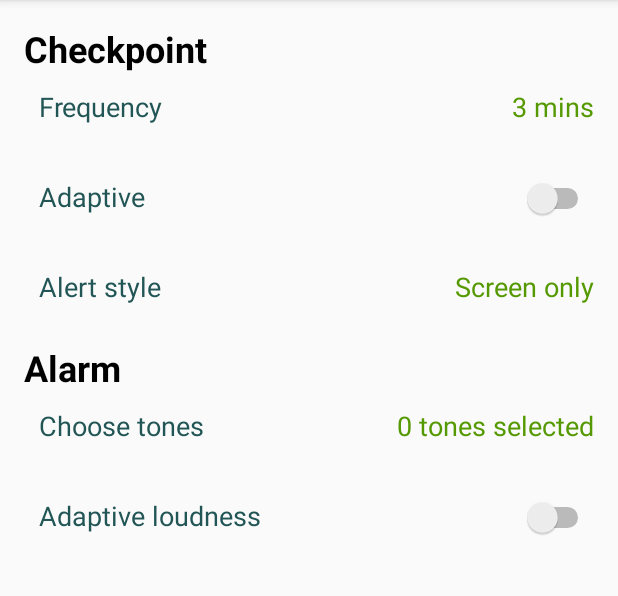
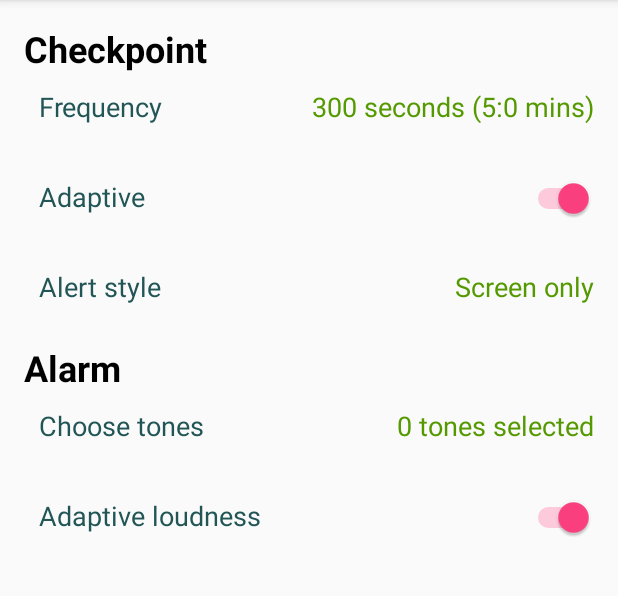
Before and after one commit to thammaknot/drivesafe, an Android app: the SettingsActivity screen opened directly, with no data from a screen before it, on a phone screen of 412 x 824 dp, the part 84-680 px from its top. Run offline under Robolectric (Android 15) with nearby library versions, the phone set to English and light mode, and no system bars.

Commit message:
all settings saving done

```diff
--- a/app/src/main/java/com/knottycode/drivesafe/SettingsActivity.java
+++ b/app/src/main/java/com/knottycode/drivesafe/SettingsActivity.java
@@ -9,7 +9,9 @@ import android.media.MediaPlayer;
 import android.os.Bundle;
 import android.support.v7.app.AppCompatActivity;
 import android.util.Log;
+import android.view.MotionEvent;
 import android.view.View;
+import android.widget.CompoundButton;
 import android.widget.Switch;
 import android.widget.TextView;
 
@@ -19,12 +21,14 @@ import java.util.HashSet;
 import java.util.List;
 import java.util.Set;
 
+import static com.knottycode.drivesafe.R.id.adaptiveCheckpointFrequencySwitch;
 import static com.knottycode.drivesafe.R.id.alarmTones;
 
 public class SettingsActivity extends AppCompatActivity implements View.OnClickListener {
 
     private static final String TAG = "SettingsActivity";
     private static final int DEFAULT_CHECKPOINT_FREQUENCY_SECONDS = 300;
+    private static final String DEFAULT_ALERT_STYLE = "Screen only";
     private SharedPreferences prefs;
 
     private MediaPlayer mediaPlayer;
@@ -36,13 +40,64 @@ public class SettingsActivity extends AppCompatActivity implements View.OnClickL
         mediaPlayer = new MediaPlayer();
         prefs = getSharedPreferences(getString(R.string.preference_file_key), Context.MODE_PRIVATE);
         displayCurrentPreferences();
+
+        Switch adaptiveCheckpointFrequencySwitch = (Switch) findViewById(R.id.adaptiveCheckpointFrequencySwitch);
+        adaptiveCheckpointFrequencySwitch.setOnCheckedChangeListener(new CompoundButton.OnCheckedChangeListener() {
+            @Override
+            public void onCheckedChanged(CompoundButton b, boolean checked) {
+                SharedPreferences.Editor editor = prefs.edit();
+                editor.putBoolean(getString(R.string.adaptive_checkpoint_frequency_key), checked);
+                editor.commit();
+            }
+        });
+
+        Switch adaptiveLoudnessSwitch = (Switch) findViewById(R.id.adaptiveLoudnessSwitch);
+        adaptiveLoudnessSwitch.setOnCheckedChangeListener(new CompoundButton.OnCheckedChangeListener() {
+            @Override
+            public void onCheckedChanged(CompoundButton b, boolean checked) {
+                SharedPreferences.Editor editor = prefs.edit();
+                editor.putBoolean(getString(R.string.adaptive_loudness_key), checked);
+                editor.commit();
+            }
+        });
     }
 
     private void displayCurrentPreferences() {
+        Switch adaptiveCheckpointFrequencySwitch = (Switch) findViewById(R.id.adaptiveCheckpointFrequencySwitch);
+        adaptiveCheckpointFrequencySwitch.setChecked(
+                prefs.getBoolean(getString(R.string.adaptive_checkpoint_frequency_key), true));
+
+        Switch adaptiveLoudnessSwitch = (Switch) findViewById(R.id.adaptiveLoudnessSwitch);
+        adaptiveLoudnessSwitch.setChecked(
+                prefs.getBoolean(getString(R.string.adaptive_loudness_key), true));
+
+        TextView checkpointFrequencyTextview = (TextView) findViewById(R.id.checkpointFrequencyValue);
+        checkpointFrequencyTextview.setText(
+                getCheckpointFrequencyText(prefs.getInt(getString(R.string.checkpoint_frequency_key),
+                        DEFAULT_CHECKPOINT_FREQUENCY_SECONDS)));
+
+        TextView alertStyleTextView = (TextView) findViewById(R.id.alertStyleValue);
+        alertStyleTextView.setText(prefs.getString(getString(R.string.alert_style_key),
+                DEFAULT_ALERT_STYLE));
+
+        TextView alarmTonesValueTextView = (TextView) findViewById(R.id.alarmTonesValue);
         Set<String> savedTones = prefs.getStringSet(getString(R.string.alarm_tones_key),
                 new HashSet<String>());
-        TextView alarmTonesValueTextView = (TextView) findViewById(R.id.alarmTonesValue);
-        alarmTonesValueTextView.setText(savedTones.size() + " tones selected");
+        alarmTonesValueTextView.setText(getSelectedTonesMessage(savedTones.size()));
+
+    }
+
+    private String getCheckpointFrequencyText(int frequencySeconds) {
+        String minutePart = "";
+        if (frequencySeconds > 60) {
+            minutePart = " (" + frequencySeconds / 60 + ":" + frequencySeconds % 60 + " mins)";
+        }
+        return String.valueOf(frequencySeconds) + " seconds" + minutePart;
+    }
+
+    private String getSelectedTonesMessage(int numTones) {
+        return String.valueOf(numTones) + " tone" + (numTones == 1 ? "" : "s")
+                + " selected";
     }
 
     @Override
@@ -137,7 +192,7 @@ public class SettingsActivity extends AppCompatActivity implements View.OnClickL
                         SharedPreferences prefs =
                                 getSharedPreferences(getString(R.string.preference_file_key), Context.MODE_PRIVATE);
                         SharedPreferences.Editor editor = prefs.edit();
-                        editor.putString(getString(R.string.checkpoint_frequency_key), alertStyles[which]);
+                        editor.putString(getString(R.string.alert_style_key), alertStyles[which]);
                         editor.commit();
                         alertStyleValueTextView.setText(alertStyles[which]);
                     }
@@ -196,7 +251,7 @@ public class SettingsActivity extends AppCompatActivity implements View.OnClickL
                         SharedPreferences.Editor editor = prefs.edit();
                         editor.putStringSet(getString(R.string.alarm_tones_key), new HashSet(selected));
                         editor.commit();
-                        alarmTonesValueTextView.setText(selected.size() + " tones selected");
+                        alarmTonesValueTextView.setText(getSelectedTonesMessage(selected.size()));
                     }
                 })
                 .setNegativeButton(R.string.cancel, new DialogInterface.OnClickListener() {
@@ -208,19 +263,21 @@ public class SettingsActivity extends AppCompatActivity implements View.OnClickL
                 .setOnDismissListener(new DialogInterface.OnDismissListener() {
                     @Override
                     public void onDismiss(DialogInterface dialog) {
-                        mediaPlayer.stop();
-                        mediaPlayer.release();
-                        mediaPlayer = new MediaPlayer();
+                        resetMediaPlayer();
                     }
                 })
                 .show();
     }
 
+    private void resetMediaPlayer() {
+        mediaPlayer.stop();
+        mediaPlayer.release();
+        mediaPlayer = new MediaPlayer();
+    }
+
     private void playTone(String name) {
         if (mediaPlayer.isPlaying()) {
-            mediaPlayer.stop();
-            mediaPlayer.release();
-            mediaPlayer = new MediaPlayer();
+            resetMediaPlayer();
         }
         AssetFileDescriptor audioDescriptor = null;
         try {
```
